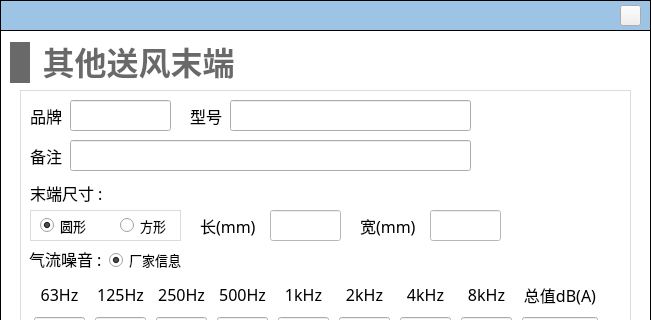
Above: NoiseCalSoft/inputDialog/dialog_other_send_terminal.ui from haobana/NoiCal before the change; both pictures show x 0 to 651 and y 0 to 320 of the 651 by 661 pixel window. Below: the same form after it.
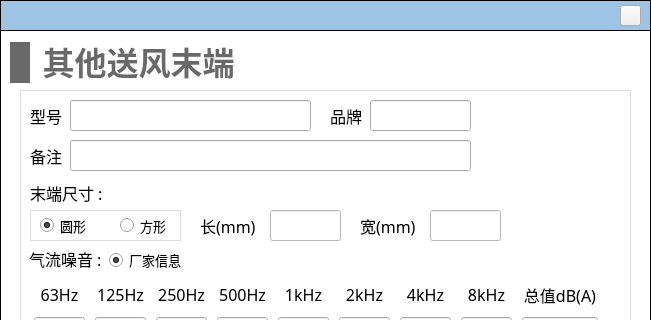
That is the form after the change. Icons and pictures are not drawn.

```diff
--- a/NoiseCalSoft/inputDialog/dialog_other_send_terminal.ui
+++ b/NoiseCalSoft/inputDialog/dialog_other_send_terminal.ui
@@ -80,7 +80,7 @@
     <widget class="QLabel" name="label_4">
      <property name="geometry">
       <rect>
-       <x>10</x>
+       <x>310</x>
        <y>10</y>
        <width>41</width>
        <height>31</height>
@@ -99,7 +99,7 @@
     <widget class="QLineEdit" name="lineEdit_brand">
      <property name="geometry">
       <rect>
-       <x>50</x>
+       <x>350</x>
        <y>10</y>
        <width>101</width>
        <height>31</height>
@@ -115,7 +115,7 @@
     <widget class="QLineEdit" name="lineEdit_model">
      <property name="geometry">
       <rect>
-       <x>210</x>
+       <x>50</x>
        <y>10</y>
        <width>241</width>
        <height>31</height>
@@ -134,7 +134,7 @@
     <widget class="QLabel" name="label_5">
      <property name="geometry">
       <rect>
-       <x>170</x>
+       <x>10</x>
        <y>10</y>
        <width>41</width>
        <height>31</height>
```
